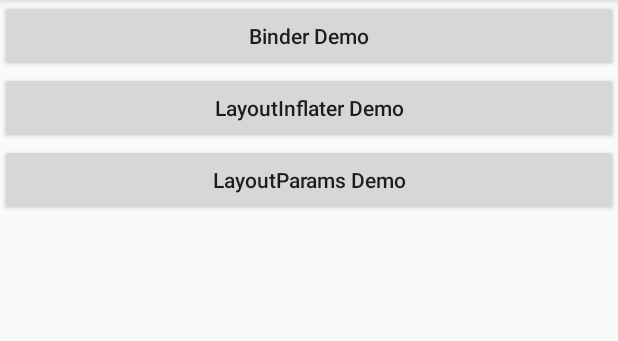
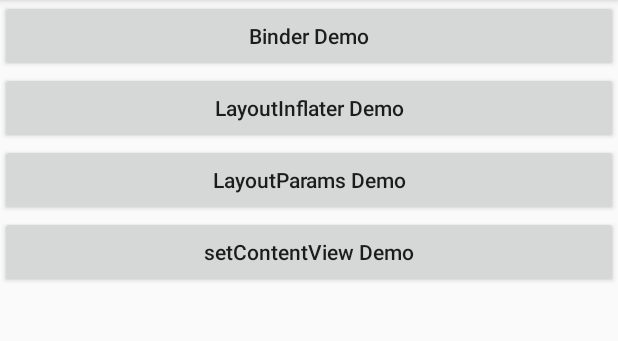
Before and after one commit to shadowwingz/AndroidLifeDemo, an Android app: the screen it shows after launch (MainActivity), on a phone screen of 412 x 824 dp, the part 84-425 px from its top. Run offline under Robolectric (Android 15) with nearby library versions, the phone set to English and light mode, and no system bars.

Commit message:
[Add] setContentView demo

```diff
--- a/AndroidLifeDemo/app/build.gradle
+++ b/AndroidLifeDemo/app/build.gradle
@@ -27,5 +27,4 @@ dependencies {
     compile deps.android.support.appcompat
     compile deps.android.support.constraint
     testCompile deps.junit
-    compile 'com.android.support.constraint:constraint-layout:1.0.2'
 }
--- a/AndroidLifeDemo/app/src/main/AndroidManifest.xml
+++ b/AndroidLifeDemo/app/src/main/AndroidManifest.xml
@@ -28,6 +28,8 @@
         </activity>
         <activity android:name=".layoutparamsdemo.LayoutParamsActivity">
         </activity>
+        <activity android:name=".setcontentviewdemo.EmptyActivity">
+        </activity>
     </application>
 
 </manifest>
--- a/AndroidLifeDemo/app/src/main/java/com/shadowwingz/androidlifedemo/MainActivity.java
+++ b/AndroidLifeDemo/app/src/main/java/com/shadowwingz/androidlifedemo/MainActivity.java
@@ -8,6 +8,7 @@ import android.view.View;
 import com.shadowwingz.androidlifedemo.binderdemo.BookManagerActivity;
 import com.shadowwingz.androidlifedemo.layoutinflaterdemo.LayoutInflaterActivity;
 import com.shadowwingz.androidlifedemo.layoutparamsdemo.LayoutParamsActivity;
+import com.shadowwingz.androidlifedemo.setcontentviewdemo.EmptyActivity;
 
 public class MainActivity extends AppCompatActivity {
 
@@ -36,5 +37,12 @@ public class MainActivity extends AppCompatActivity {
                 startActivity(new Intent(MainActivity.this, LayoutParamsActivity.class));
             }
         });
+
+        findViewById(R.id.btn_setcontentview_demo).setOnClickListener(new View.OnClickListener() {
+            @Override
+            public void onClick(View v) {
+                startActivity(new Intent(MainActivity.this, EmptyActivity.class));
+            }
+        });
     }
 }
--- a/AndroidLifeDemo/app/src/main/res/layout/activity_main.xml
+++ b/AndroidLifeDemo/app/src/main/res/layout/activity_main.xml
@@ -32,6 +32,13 @@
             android:layout_height="wrap_content"
             android:text="LayoutParams Demo"
             android:textAllCaps="false"/>
+
+        <Button
+            android:id="@+id/btn_setcontentview_demo"
+            android:layout_width="match_parent"
+            android:layout_height="wrap_content"
+            android:text="setContentView Demo"
+            android:textAllCaps="false"/>
     </LinearLayout>
 
 </ScrollView>
```
Also changed, not shown: AndroidLifeDemo/app/src/main/java/com/shadowwingz/androidlifedemo/setcontentviewdemo/EmptyActivity.java (added, +15 -0 lines), AndroidLifeDemo/app/src/main/res/layout/activity_empty.xml (added, +9 -0 lines).
